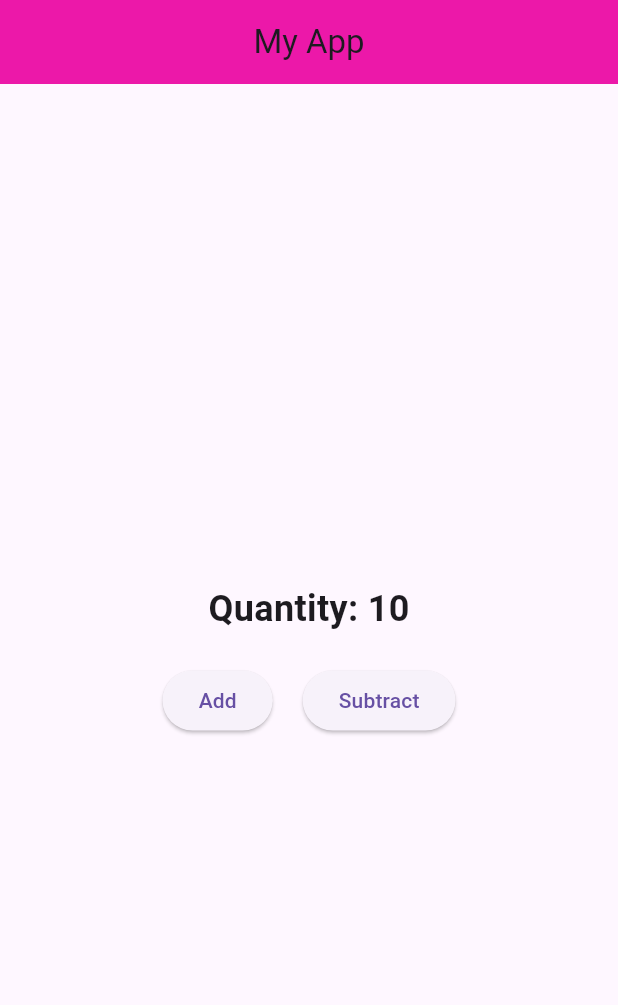
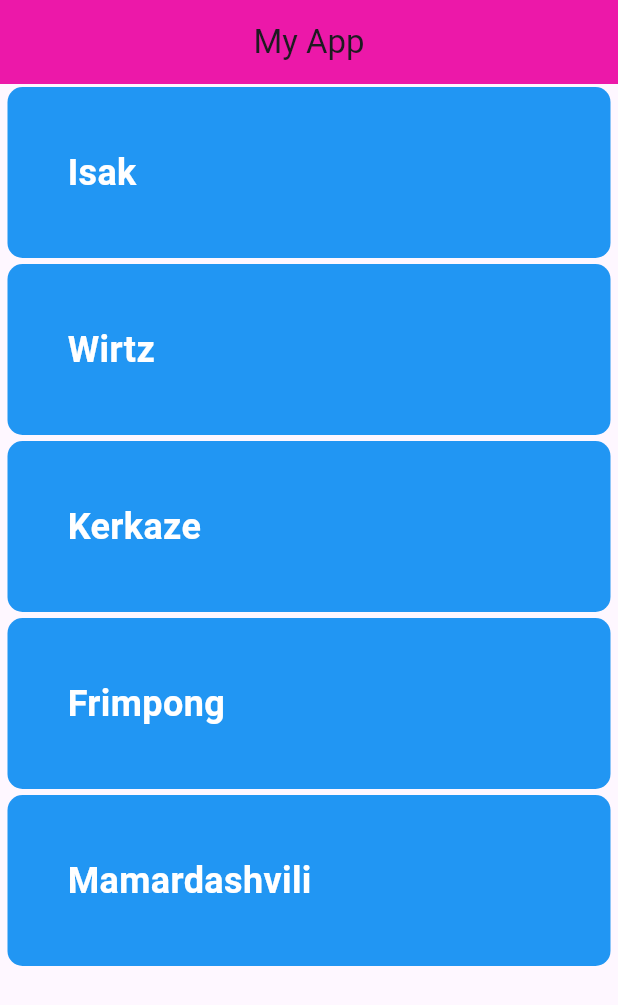
Before and after one commit to L4RZER/learn_flutter_67_2, a Flutter app: the screen it shows after launch, on a phone screen of 412 x 824 dp. Shown: the top 1005 px of the screen. Run offline on Flutter 3.47's test engine with Material 3 defaults, Android fonts, the phone set to English and light mode, and no system bars.

Commit message:
Step9: Listview Widget

```diff
--- a/lib/main.dart
+++ b/lib/main.dart
@@ -36,6 +36,7 @@ void main() {
           backgroundColor: const Color.fromARGB(255, 236, 24, 169),
           centerTitle: true,
         ),
+       // body: Home(),
         body: Item(),
       ),
     ),
--- a/lib/screen/item.dart
+++ b/lib/screen/item.dart
@@ -1,4 +1,4 @@
-// step8: stateful widget
+// // step8: stateful widget
 import 'package:flutter/material.dart';
 
 class Item extends StatefulWidget {
@@ -11,47 +11,72 @@ class Item extends StatefulWidget {
 class _ItemState extends State<Item> {
   int quantity = 10;
 
-void addQuantity() {
-    setState(() {
-      quantity++;
-    });
-  }
+// void addQuantity() {
+//     setState(() {
+//       quantity++;
+//     });
+//   }
 
-void subtractQuantity() {
-    setState(() {
-      if (quantity > 0) {
-        quantity--;
-      }
-    });
-  }
+// void subtractQuantity() {
+//     setState(() {
+//       if (quantity > 0) {
+//         quantity--;
+//       }
+//     });
+//   }
+
+// step 9: Listview widget
+List data = ["Isak", "Wirtz", "Kerkaze", "Frimpong", "Mamardashvili"];
 
   @override
   Widget build(BuildContext context) {
-    return Center(
-      child: Column(
-        mainAxisAlignment: MainAxisAlignment.center,
-         children: [
-          Text(
-            "Quantity: $quantity",
-            style: const TextStyle(fontSize: 24, fontWeight: FontWeight.bold),
+    // return Center(
+    //   child: Column(
+    //     mainAxisAlignment: MainAxisAlignment.center,
+    //      children: [
+    //       Text(
+    //         "Quantity: $quantity",
+    //         style: const TextStyle(fontSize: 24, fontWeight: FontWeight.bold),
+    //       ),
+    //       const SizedBox(height: 20),
+    //       Row(
+    //         mainAxisAlignment: MainAxisAlignment.center,
+    //         children: [
+    //           ElevatedButton(
+    //             onPressed: addQuantity,
+    //             child: const Text("Add"),
+    //           ),
+    //           const SizedBox(width: 20),
+    //           ElevatedButton(
+    //             onPressed: subtractQuantity,
+    //             child: const Text("Subtract"),
+    //           ),
+    //         ],
+    //       ),
+    //      ],
+    //   ),
+    // );
+    return ListView.builder(
+      itemBuilder: (context, index) {
+        return Container(
+          decoration: BoxDecoration(
+            color: Colors.blue,
+            borderRadius: BorderRadius.circular(10),
           ),
-          const SizedBox(height: 20),
-          Row(
-            mainAxisAlignment: MainAxisAlignment.center,
-            children: [
-              ElevatedButton(
-                onPressed: addQuantity,
-                child: const Text("Add"),
-              ),
-              const SizedBox(width: 20),
-              ElevatedButton(
-                onPressed: subtractQuantity,
-                child: const Text("Subtract"),
-              ),
-            ],
+          margin: EdgeInsets.symmetric(vertical: 2, horizontal: 5),
+          padding: EdgeInsets.all(40),
+          child: Text(
+            data[index],
+            style: TextStyle(
+              fontSize: 24,
+              color: Colors.white,
+              fontWeight: FontWeight.bold
+            ),
           ),
-         ],
-      ),
+        );
+
+    },
+    itemCount: data.length
     );
   }
 }
```
